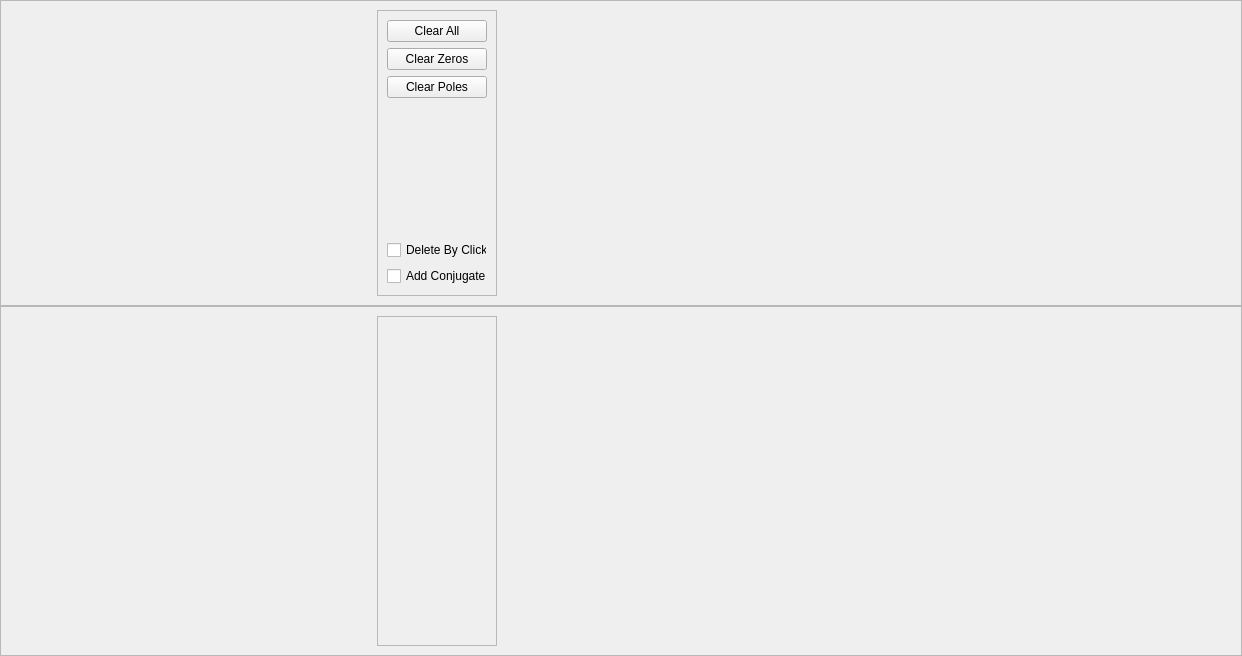
DSP-Fall23-Team11/Real-time-Digital-Filter, file UI/mainwindow.ui: the form before one commit.
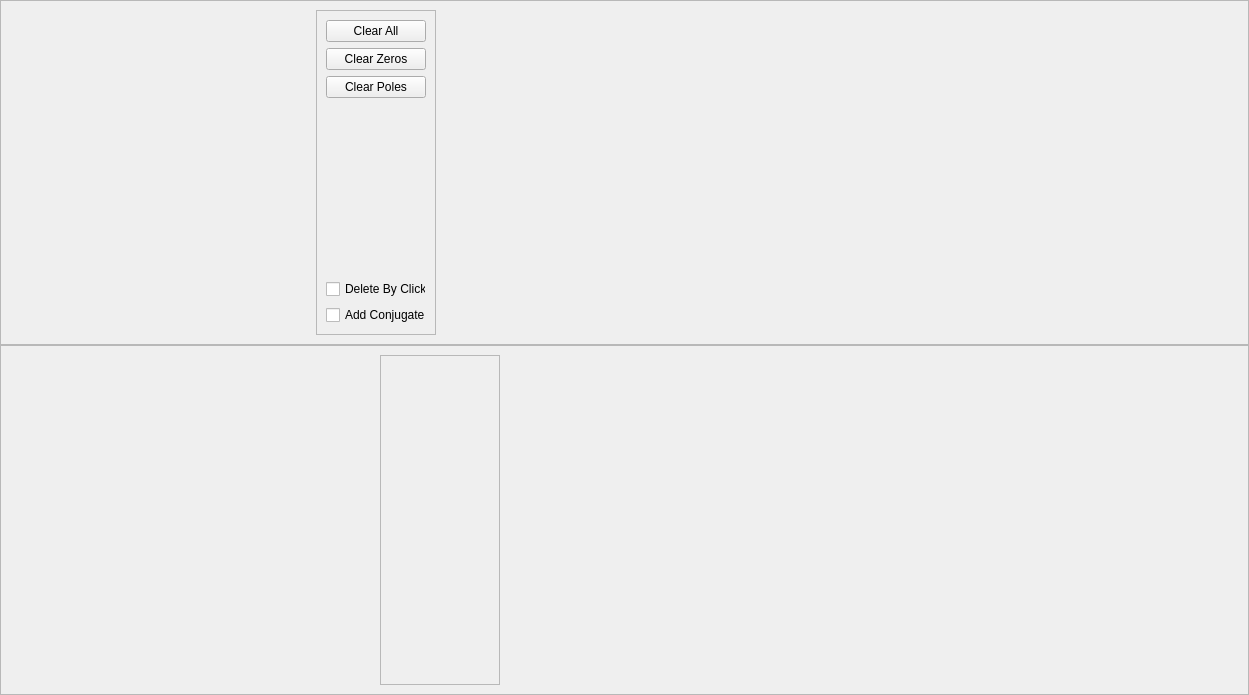
The form after the commit.

```diff
--- a/UI/mainwindow.ui
+++ b/UI/mainwindow.ui
@@ -6,8 +6,8 @@
    <rect>
     <x>0</x>
     <y>0</y>
-    <width>1242</width>
-    <height>656</height>
+    <width>1249</width>
+    <height>695</height>
    </rect>
   </property>
   <property name="windowTitle">
@@ -38,9 +38,61 @@
       <property name="frameShadow">
        <enum>QFrame::Raised</enum>
       </property>
-      <layout class="QHBoxLayout" name="horizontalLayout">
+      <layout class="QHBoxLayout" name="horizontalLayout_3">
        <item>
-        <widget class="QWidget" name="unitCircleGraphWidget" native="true"/>
+        <widget class="QWidget" name="unitCircleGraphWidget" native="true">
+         <property name="sizePolicy">
+          <sizepolicy hsizetype="Fixed" vsizetype="Fixed">
+           <horstretch>0</horstretch>
+           <verstretch>0</verstretch>
+          </sizepolicy>
+         </property>
+         <property name="minimumSize">
+          <size>
+           <width>300</width>
+           <height>300</height>
+          </size>
+         </property>
+         <property name="maximumSize">
+          <size>
+           <width>300</width>
+           <height>300</height>
+          </size>
+         </property>
+         <layout class="QHBoxLayout" name="horizontalLayout">
+          <property name="spacing">
+           <number>0</number>
+          </property>
+          <property name="leftMargin">
+           <number>0</number>
+          </property>
+          <property name="topMargin">
+           <number>0</number>
+          </property>
+          <property name="rightMargin">
+           <number>0</number>
+          </property>
+          <property name="bottomMargin">
+           <number>0</number>
+          </property>
+          <item>
+           <spacer name="horizontalSpacer">
+            <property name="orientation">
+             <enum>Qt::Horizontal</enum>
+            </property>
+            <property name="sizeType">
+             <enum>QSizePolicy::Fixed</enum>
+            </property>
+            <property name="sizeHint" stdset="0">
+             <size>
+              <width>318</width>
+              <height>300</height>
+             </size>
+            </property>
+           </spacer>
+          </item>
+         </layout>
+        </widget>
        </item>
        <item>
         <widget class="QFrame" name="frame_3">
```
